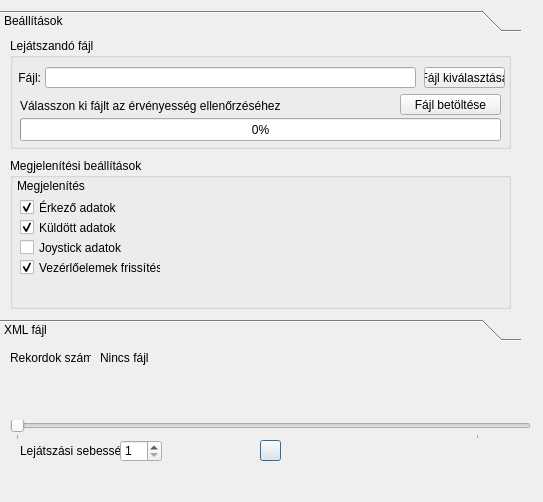
Before: the Qt Designer form src-cpp/vezerlo-gui/lejatszas.ui in KerteszDomokos/tengeralattjaro-cpp, drawn with Qt 5.
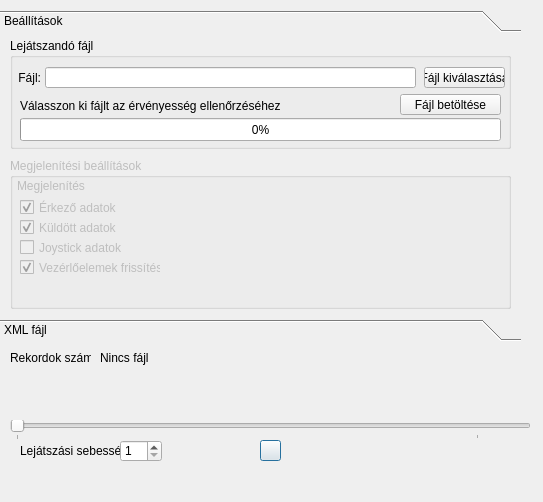
After: the same form once the commit is applied. Icons and pictures are not drawn.

Commit message:
Lejátszás dokumentáció és nincs xml nézetre váltás betöltés után
Beállítások letiltása

What changed in the file:
```diff
--- a/src-cpp/vezerlo-gui/lejatszas.ui
+++ b/src-cpp/vezerlo-gui/lejatszas.ui
@@ -172,7 +172,7 @@
     </widget>
     <widget class="QGroupBox" name="groupBox_2">
      <property name="enabled">
-      <bool>true</bool>
+      <bool>false</bool>
      </property>
      <property name="geometry">
       <rect>
```
The commit also changes 2 other files.
